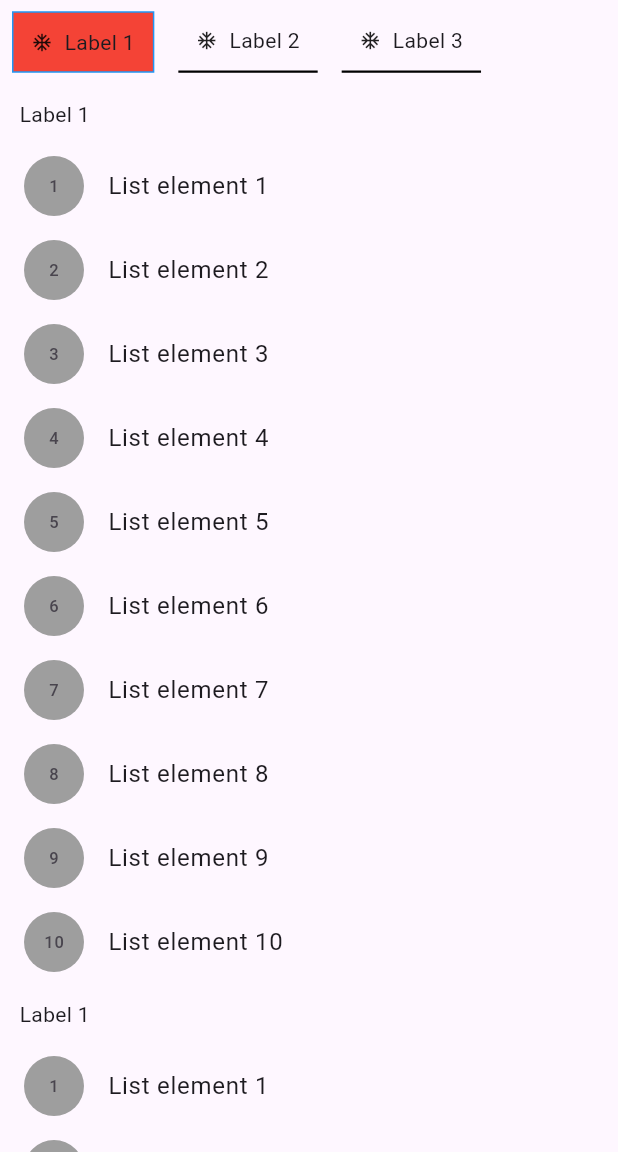
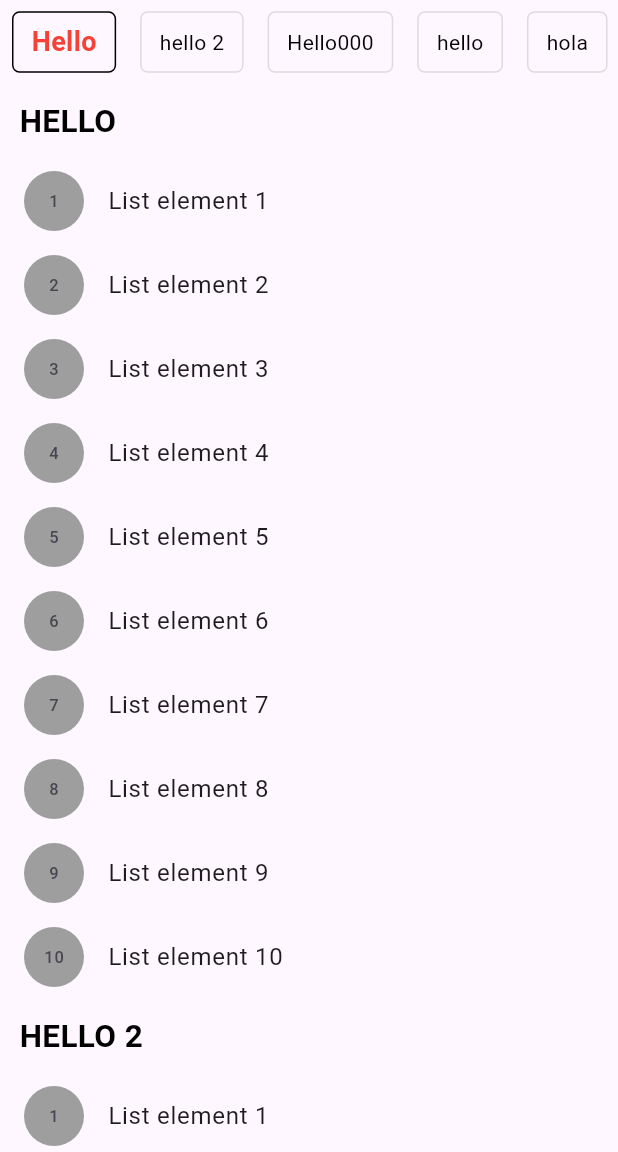
Before and after one commit to The-Artista/scroll_to_animate_tab, a Flutter app: the screen it shows after launch, on a phone screen of 412 x 824 dp, the part 84-1236 px from its top. Run offline on Flutter 3.47's test engine with Material 2 defaults, Android fonts, the phone set to English and light mode, and no system bars; drawn by our look-alikes of scrollable_positioned_list.

Commit message:
feat(label): label decoratin

```diff
--- a/example/lib/main.dart
+++ b/example/lib/main.dart
@@ -8,27 +8,11 @@ void main() {
 class MyApp extends StatelessWidget {
   const MyApp({super.key});
 
-  // This widget is the root of your application.
   @override
   Widget build(BuildContext context) {
     return MaterialApp(
       title: 'Flutter Demo',
       theme: ThemeData(
-        // This is the theme of your application.
-        //
-        // TRY THIS: Try running your application with "flutter run". You'll see
-        // the application has a blue toolbar. Then, without quitting the app,
-        // try changing the seedColor in the colorScheme below to Colors.green
-        // and then invoke "hot reload" (save your changes or press the "hot
-        // reload" button in a Flutter-supported IDE, or press "r" if you used
-        // the command line to start the app).
-        //
-        // Notice that the counter didn't reset back to zero; the application
-        // state is not lost during the reload. To reset the state, use hot
-        // restart instead.
-        //
-        // This works for code too, not just values: Most code changes can be
-        // tested with just a hot reload.
         colorScheme: ColorScheme.fromSeed(seedColor: Colors.deepPurple),
         useMaterial3: true,
       ),
@@ -40,15 +24,6 @@ class MyApp extends StatelessWidget {
 class MyHomePage extends StatefulWidget {
   const MyHomePage({super.key, required this.title});
 
-  // This widget is the home page of your application. It is stateful, meaning
-  // that it has a State object (defined below) that contains fields that affect
-  // how it looks.
-
-  // This class is the configuration for the state. It holds the values (in this
-  // case the title) provided by the parent (in this case the App widget) and
-  // used by the build method of the State. Fields in a Widget subclass are
-  // always marked "final".
-
   final String title;
 
   @override
@@ -56,42 +31,22 @@ class MyHomePage extends StatefulWidget {
 }
 
 class _MyHomePageState extends State<MyHomePage> {
-
   @override
   Widget build(BuildContext context) {
-    // This method is rerun every time setState is called, for instance as done
-    // by the _incrementCounter method above.
-    //
-    // The Flutter framework has been optimized to make rerunning build methods
-    // fast, so that you can just rebuild anything that needs updating rather
-    // than having to individually change instances of widgets.
     return Scaffold(
         appBar: AppBar(
-        // TRY THIS: Try changing the color here to a specific color (to
-        // Colors.amber, perhaps?) and trigger a hot reload to see the AppBar
-        // change color while the other colors stay the same.
           backgroundColor: Theme.of(context).colorScheme.inversePrimary,
-        // Here we take the value from the MyHomePage object that was created by
-        // the App.build method, and use it to set our appbar title.
           title: Text(widget.title),
         ),
         body: ScrollToAnimateTab(
-        activeTabDecoration: BoxDecoration(
-            color: Colors.red,
-            border: Border.all(color: Colors.blue)
-        ),
-        inActiveTabDecoration: const BoxDecoration(
-            color: Colors.transparent,
-            border: Border(
-                bottom: BorderSide(color: Colors.black, width: 1.5)
-            )
-        ),
+          activeTabDecoration: TabDecoration(
+              textStyle: const TextStyle(color: Colors.red, fontWeight: FontWeight.bold, fontSize: 18),
+              decoration: BoxDecoration(border: Border.all(color: Colors.black), borderRadius: const BorderRadius.all(Radius.circular(5)))),
+          inActiveTabDecoration: TabDecoration(
+              textStyle: const TextStyle(color: Colors.black), decoration: BoxDecoration(border: Border.all(color: Colors.black12), borderRadius: const BorderRadius.all(Radius.circular(5)))),
           tabs: [
             ScrollableListTab(
-              tab: ListTab(
-                label: Text('Label 1'),
-                icon: const Icon(Icons.ac_unit, size: 14),
-              ),
+                label: "Hello",
                 body: ListView.builder(
                   shrinkWrap: true,
                   physics: const NeverScrollableScrollPhysics(),
@@ -106,13 +61,9 @@ class _MyHomePageState extends State<MyHomePage> {
                     ),
                     title: Text('List element ${index + 1}'),
                   ),
-              )
-          ),
+                )),
             ScrollableListTab(
-              tab: ListTab(
-                label: Text('Label 2'),
-                icon: const Icon(Icons.ac_unit, size: 14),
-              ),
+                label: "hello 2",
                 body: ListView.builder(
                   shrinkWrap: true,
                   physics: const NeverScrollableScrollPhysics(),
@@ -127,13 +78,9 @@ class _MyHomePageState extends State<MyHomePage> {
                     ),
                     title: Text('List element ${index + 1}'),
                   ),
-              )
-          ),
+                )),
             ScrollableListTab(
-              tab: ListTab(
-                label: Text('Label 3'),
-                icon: const Icon(Icons.ac_unit, size: 14),
-              ),
+                label: "Hello000",
                 body: ListView.builder(
                   shrinkWrap: true,
                   physics: const NeverScrollableScrollPhysics(),
@@ -148,25 +95,9 @@ class _MyHomePageState extends State<MyHomePage> {
                     ),
                     title: Text('List element ${index + 1}'),
                   ),
-              )
-          ),
-        ]
-
-        /*List.generate(10, (index) => ScrollableListTab(
-            tab: ListTab(
-              label: Text('Label ${index + 1}'),
-              icon: const Icon(Icons.ac_unit, size: 14),
-              activeTabDecoration: BoxDecoration(
-                  color: Colors.blue,
-                  border: Border.all(color: Colors.blue)
-              ),
-              inActiveTabDecoration: const BoxDecoration(
-                  color: Colors.transparent,
-                  border: Border(
-                      bottom: BorderSide(color: Colors.black, width: 1.5)
-                  )
-              ),
-            ),
+                )),
+            ScrollableListTab(
+                label: "hello",
                 body: ListView.builder(
                   shrinkWrap: true,
                   physics: const NeverScrollableScrollPhysics(),
@@ -181,9 +112,25 @@ class _MyHomePageState extends State<MyHomePage> {
                     ),
                     title: Text('List element ${index + 1}'),
                   ),
-            )
-        ))*/,
-      )
-    );
+                )),
+            ScrollableListTab(
+                label: "hola",
+                body: ListView.builder(
+                  shrinkWrap: true,
+                  physics: const NeverScrollableScrollPhysics(),
+                  itemCount: 10,
+                  itemBuilder: (_, index) => ListTile(
+                    leading: Container(
+                      height: 40,
+                      width: 40,
+                      decoration: const BoxDecoration(shape: BoxShape.circle, color: Colors.grey),
+                      alignment: Alignment.center,
+                      child: Text("${index + 1}"),
+                    ),
+                    title: Text('List element ${index + 1}'),
+                  ),
+                )),
+          ],
+        ));
   }
 }
--- a/lib/scroll_to_animate_tab.dart
+++ b/lib/scroll_to_animate_tab.dart
@@ -1,4 +1,5 @@
 /// A Very Good Project created by Very Good CLI.
 library scroll_to_animate_tab;
 
+export 'src/models.dart';
 export 'src/scroll_to_animate_tab.dart';
--- /dev/null
+++ b/lib/src/models.dart
@@ -0,0 +1,40 @@
+import 'package:flutter/material.dart';
+
+/// A skeleton class to be used in order to build the scrollable list.
+class ScrollableListTab {
+  /// A skeleton class to be used in order to build the scrollable list.
+  /// [ScrollableListTab.label] will be used on both tab bar and scrollable body if [ScrollableListTab.bodyLabelDecoration] is empty.
+  /// [ScrollableListTab.bodyLabelDecoration] it will take a widget and replay default label
+  ScrollableListTab({
+    required this.label,
+    required this.body,
+    this.bodyLabelDecoration,
+  });
+
+  /// A data class for tab properties
+  final String label;
+
+  /// A widget label for decorate body widget
+  final Widget? bodyLabelDecoration;
+
+  /// A single widget in the scrollable tab list.
+  /// Make sure that [body] is created with [ScrollView.shrinkWrap] = true
+  /// and [ScrollView.physics] = [NeverScrollableScrollPhysics].
+  /// This will ensure that all the children will layout correctly.
+  /// For more details see [ScrollView].
+  final ScrollView body;
+}
+
+/// A skeleton class to be used in order to build the TabDecoration style.
+class TabDecoration {
+  ///
+  /// [TabDecoration.decoration] will take a [Decoration] property to decorate tabs
+  /// [TabDecoration.textStyle] will take a [TextStyle] property to decorate tabs label text
+  TabDecoration({required this.textStyle, this.decoration});
+
+  /// decoration for tabs
+  final Decoration? decoration;
+
+  /// TextStyle for tab label
+  final TextStyle textStyle;
+}
--- a/lib/src/scroll_to_animate_tab.dart
+++ b/lib/src/scroll_to_animate_tab.dart
@@ -1,22 +1,19 @@
 import 'package:flutter/material.dart';
+import 'package:scroll_to_animate_tab/src/models.dart';
 import 'package:scrollable_positioned_list/scrollable_positioned_list.dart';
 
-const Duration _kScrollDuration = Duration(milliseconds: 150);
-const EdgeInsetsGeometry _kTabMargin = EdgeInsets.symmetric(vertical: 5, horizontal: 8);
-const EdgeInsetsGeometry _kTabPadding = EdgeInsets.symmetric(vertical: 5, horizontal: 12);
-
-const SizedBox _kSizedBoxW8 = SizedBox(width: 8);
-const SizedBox _kSizedBoxH8 = SizedBox(height: 8);
-
-enum IconPosition{
-  top,
-  left,
-  right
-}
+const Duration _kScrollDuration = Duration(milliseconds: 200);
+const EdgeInsetsGeometry _kTabMargin = EdgeInsets.symmetric(
+  vertical: 5,
+  horizontal: 8,
+);
+const EdgeInsetsGeometry _kTabPadding = EdgeInsets.symmetric(
+  vertical: 5,
+  horizontal: 12,
+);
 
 /// Create a new [ScrollToAnimateTab]
 class ScrollToAnimateTab extends StatefulWidget {
-
   /// Create a new [ScrollToAnimateTab]
   const ScrollToAnimateTab({
     required this.tabs,
@@ -26,9 +23,8 @@ class ScrollToAnimateTab extends StatefulWidget {
     this.tabAnimationCurve = Curves.decelerate,
     this.bodyAnimationCurve = Curves.decelerate,
     this.backgroundColor = Colors.transparent,
-    this.iconPosition = IconPosition.left,
-    required this.activeTabDecoration,
-    required this.inActiveTabDecoration,
+    this.activeTabDecoration,
+    this.inActiveTabDecoration,
     super.key,
   });
 
@@ -53,14 +49,11 @@ class ScrollToAnimateTab extends StatefulWidget {
   /// Change Tab Background Color
   final Color? backgroundColor;
 
-  /// Change Icon Position
-  final IconPosition? iconPosition;
-
   /// Change Active Tab Decoration
-  final Decoration activeTabDecoration;
+  final TabDecoration? activeTabDecoration;
 
   /// Change Inactive Tab Decoration.
-  final Decoration inActiveTabDecoration;
+  final TabDecoration? inActiveTabDecoration;
 
   @override
   _ScrollToAnimateTabState createState() => _ScrollToAnimateTabState();
@@ -84,11 +77,10 @@ class _ScrollToAnimateTabState extends State<ScrollToAnimateTab> {
 
   @override
   Widget build(BuildContext context) {
-
     return Column(
       children: [
         Container(
-          height: widget.iconPosition == IconPosition.left || widget.iconPosition == IconPosition.right ? widget.tabHeight : 70,
+          height: widget.tabHeight,
           color: widget.backgroundColor,
           child: ScrollablePositionedList.builder(
             itemCount: widget.tabs.length,
@@ -96,7 +88,6 @@ class _ScrollToAnimateTabState extends State<ScrollToAnimateTab> {
             itemScrollController: _tabScrollController,
             padding: const EdgeInsets.symmetric(vertical: 2.5),
             itemBuilder: (context, index) {
-              final tab = widget.tabs[index].tab;
               return ValueListenableBuilder<int>(
                 valueListenable: _index,
                 builder: (_, i, __) {
@@ -108,9 +99,9 @@ class _ScrollToAnimateTabState extends State<ScrollToAnimateTab> {
                       margin: _kTabMargin,
                       padding: _kTabPadding,
                       alignment: Alignment.center,
-                      decoration: selected ? widget.activeTabDecoration : widget.inActiveTabDecoration,
-                      child: _buildTab(index),
-                    )
+                      decoration: selected ? widget.activeTabDecoration?.decoration : widget.inActiveTabDecoration?.decoration,
+                      child: _buildTab(index, selected),
+                    ),
                   );
                 },
               );
@@ -129,11 +120,7 @@ class _ScrollToAnimateTabState extends State<ScrollToAnimateTab> {
               children: [
                 Padding(
                   padding: _kTabMargin.add(const EdgeInsets.all(5)),
-                  child: Text(
-                    "Label 1"
-                  )
-
-                  /*_buildInnerTab(index)*/,
+                  child: _buildInnerTab(index),
                 ),
                 Flexible(
                   child: widget.tabs[index].body,
@@ -147,67 +134,35 @@ class _ScrollToAnimateTabState extends State<ScrollToAnimateTab> {
   }
 
   Widget _buildInnerTab(int index) {
-    final tab = widget.tabs[index].tab;
-    const textStyle = TextStyle(
-      fontWeight: FontWeight.w500,
-      color: Colors.black,
-      fontSize: 16
-    );
-
+    final tab = widget.tabs[index];
     return Builder(
       builder: (_) {
-        if (tab.icon == null) return DefaultTextStyle(style: textStyle, child: tab.label);
-
-        return DefaultTextStyle(
-          style: textStyle,
-          child: widget.iconPosition == IconPosition.left ? Row(
-            mainAxisAlignment: MainAxisAlignment.center,
-            mainAxisSize: MainAxisSize.min,
-            children: [
-              tab.icon ?? const SizedBox(),
-              _kSizedBoxW8,
-              tab.label
-            ],
-          ) : widget.iconPosition == IconPosition.right ? Row(
-            mainAxisAlignment: MainAxisAlignment.center,
-            mainAxisSize: MainAxisSize.min,
-            children: [
-              tab.label,
-              _kSizedBoxW8,
-              tab.icon ?? const SizedBox(),
-            ],
-          ) : tab.label,
+        if (tab.bodyLabelDecoration != null) {
+          return tab.bodyLabelDecoration!;
+        }
+        return Text(
+          tab.label.toUpperCase(),
+          style: const TextStyle(
+            color: Colors.black,
+            fontWeight: FontWeight.bold,
+            fontSize: 21,
+          ),
         );
       },
     );
   }
 
-  Widget _buildTab(int index) {
-    final tab = widget.tabs[index].tab;
-    if (tab.icon == null) return tab.label;
-    return widget.iconPosition == IconPosition.left ? Row(
-      mainAxisAlignment: MainAxisAlignment.center,
-      mainAxisSize: MainAxisSize.min,
-      children: [
-        tab.icon ?? const SizedBox(),
-        _kSizedBoxW8,
-        tab.label
-      ],
-    ) : widget.iconPosition == IconPosition.right ? Row(
-      mainAxisAlignment: MainAxisAlignment.center,
-      mainAxisSize: MainAxisSize.min,
-      children: [
-        tab.label,
-        _kSizedBoxW8,
-        tab.icon ?? const SizedBox(),
-      ],
-    ) : widget.iconPosition == IconPosition.top ? Column(
-      children: [
-        tab.icon ?? const SizedBox(),
-        _kSizedBoxH8,
-        tab.label,
-      ],
-    ) : tab.label;
+  Widget _buildTab(int index, bool isSelected) {
+    if (isSelected) {
+      return Text(
+        widget.tabs[index].label,
+        style: widget.activeTabDecoration?.textStyle,
+      );
+    }
+    return Text(
+      widget.tabs[index].label,
+      style: widget.inActiveTabDecoration?.textStyle,
+    );
   }
 
   Future<void> _onInnerViewScrolled() async {
@@ -256,37 +211,3 @@ class _ScrollToAnimateTabState extends State<ScrollToAnimateTab> {
     return super.dispose();
   }
 }
-
-
-/// Create a new [ListTab]
-class ListTab {
-  /// Create a new [ListTab]
-  const ListTab({
-    required this.label,
-    this.icon,
-  });
-
-  /// Trailing widget for a tab, typically an [Icon].
-  final Widget? icon;
-
-  /// Label to be shown in the tab, must be non-null.
-  final Widget label;
-}
-
-
-/// A skeleton class to be used in order to build the scrollable list.
-class ScrollableListTab {
-  /// A skeleton class to be used in order to build the scrollable list.
-  /// [ScrollableListTab.tab] will be used on both tab bar and scrollable body.
-  ScrollableListTab({required this.tab, required this.body});
-
-  /// A data class for tab properties
-  final ListTab tab;
-
-  /// A single widget in the scrollable tab list.
-  /// Make sure that [body] is created with [ScrollView.shrinkWrap] = true
-  /// and [ScrollView.physics] = [NeverScrollableScrollPhysics].
-  /// This will ensure that all the children will layout correctly.
-  /// For more details see [ScrollView].
-  final ScrollView body;
-}
```
Lines whose indentation alone changed are shown as unchanged.
